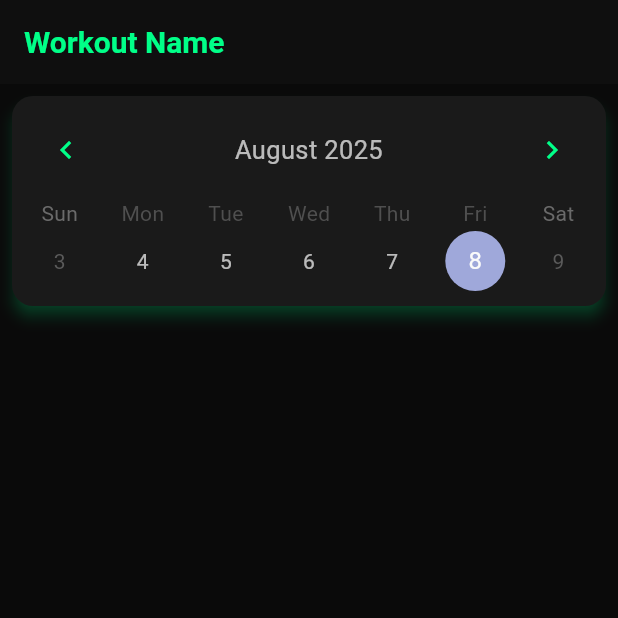
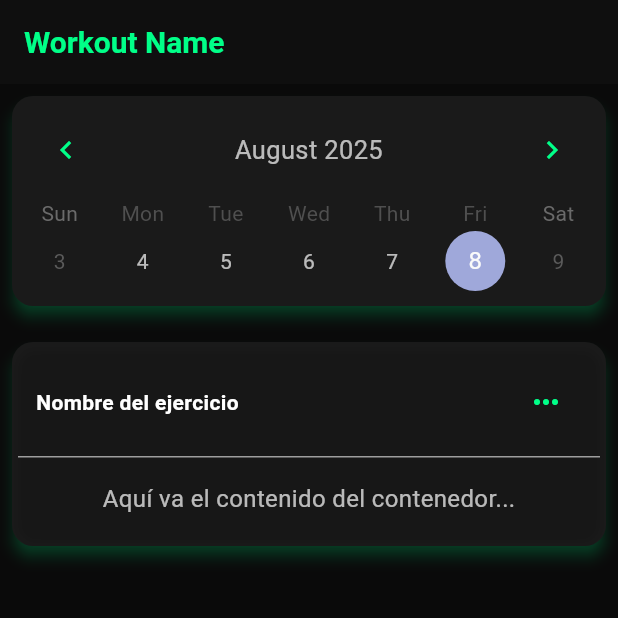
Before and after one commit to diegoZarateFer/gym-tracker-app, a Flutter app: the screen it shows after launch, on a phone screen of 412 x 824 dp, the top half of it. Run offline on Flutter 3.47's test engine with Material 3 defaults, Android fonts, the light colour scheme and no system bars; drawn by our look-alikes of table_calendar.

Commit message:
Agregando el set container.

```diff
--- a/lib/screens/register_workout.dart
+++ b/lib/screens/register_workout.dart
@@ -1,4 +1,5 @@
 import 'package:flutter/material.dart';
+import 'package:gym_tracker_ui/screens/set_container.dart';
 import 'package:intl/intl.dart';
 import 'package:table_calendar/table_calendar.dart';
 
@@ -28,9 +29,27 @@ class RegisterWorkout extends StatelessWidget {
                 headerStyle: const HeaderStyle(
                   titleCentered: true,
                 ),
+                calendarStyle: CalendarStyle(
+                  disabledTextStyle: TextStyle(
+                    color: Theme.of(context).colorScheme.onSecondary,
+                  ),
+                  outsideTextStyle: TextStyle(
+                    color: Theme.of(context).colorScheme.onSecondary,
+                  ),
+                ),
               ),
             ),
-          )
+          ),
+          const SizedBox(
+            height: 8,
+          ),
+          Card(
+            color: Theme.of(context).colorScheme.surface,
+            child: Padding(
+              padding: const EdgeInsets.all(4),
+              child: SetContainer(),
+            ),
+          ),
         ],
       ),
     );
--- /dev/null
+++ b/lib/screens/set_container.dart
@@ -0,0 +1,66 @@
+import 'package:flutter/material.dart';
+
+class SetContainer extends StatelessWidget {
+  const SetContainer({super.key});
+
+  @override
+  Widget build(BuildContext context) {
+    return Container(
+      decoration: BoxDecoration(
+        color: Colors.transparent,
+        borderRadius: BorderRadius.circular(12),
+        boxShadow: const [
+          BoxShadow(
+            color: Colors.black12,
+            blurRadius: 4,
+            offset: Offset(0, 2),
+          ),
+        ],
+      ),
+      child: Column(
+        mainAxisSize: MainAxisSize.min,
+        children: [
+          // Franja de título
+          Container(
+            width: double.infinity,
+            padding: const EdgeInsets.all(12),
+            decoration: const BoxDecoration(
+              color: Colors.transparent,
+              borderRadius: BorderRadius.vertical(top: Radius.circular(12)),
+            ),
+            child: Row(
+              children: [
+                const Text(
+                  'Nombre del ejercicio',
+                  style: TextStyle(
+                    color: Colors.white,
+                    fontWeight: FontWeight.bold,
+                  ),
+                ),
+                const Spacer(),
+                IconButton(
+                  onPressed: () {},
+                  icon: const Icon(Icons.more_horiz),
+                ),
+              ],
+            ),
+          ),
+
+          const Divider(
+            height: 1,
+            thickness: 1,
+            color: Colors.grey,
+          ),
+
+          const Padding(
+            padding: EdgeInsets.all(16.0),
+            child: Text(
+              'Aquí va el contenido del contenedor...',
+              style: TextStyle(fontSize: 16),
+            ),
+          ),
+        ],
+      ),
+    );
+  }
+}
```
